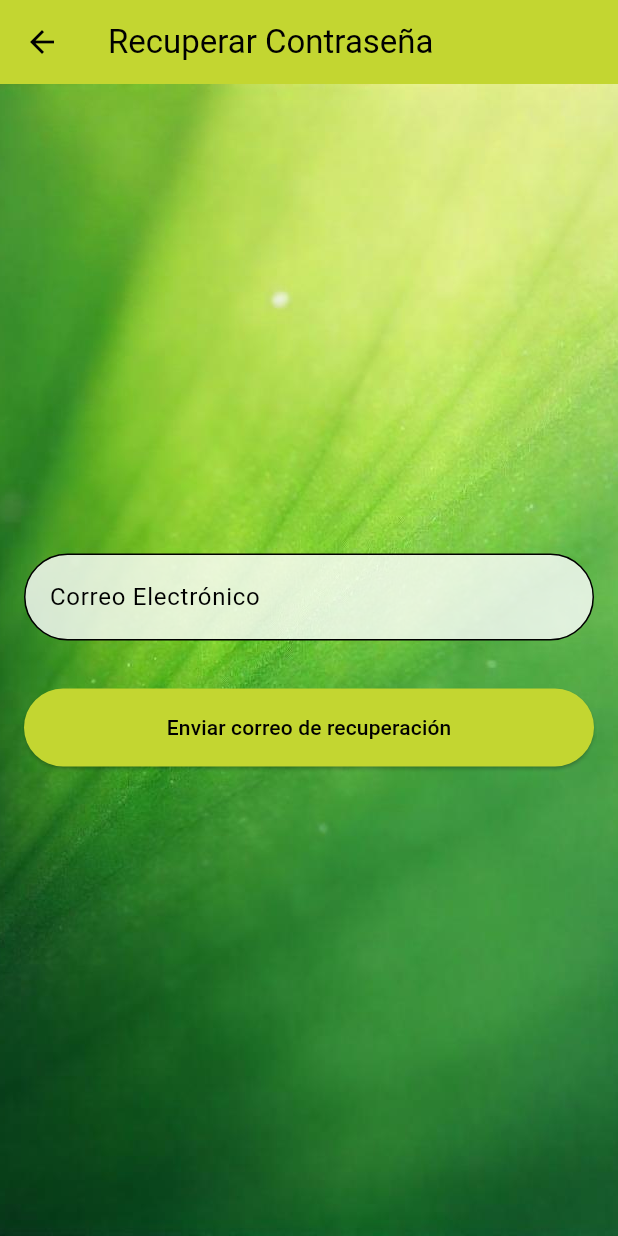
After one commit to CarMurillo/objetosperdidos, a Flutter app: the IniciarSesion screen opened directly, after a tap on "¿Olvidaste tu contraseña?", on a phone screen of 412 x 824 dp. The commit adds this screen. Run offline on Flutter 3.47's test engine with Material 3 defaults, Android fonts, the phone set to English and light mode, and no system bars; our stand-ins replace cloud_firestore, firebase_auth, firebase_core, firebase_storage, image_picker; accounts and stored records are empty.

Commit message:
recuperacion contraseña y chat

```diff
--- a/lib/page/IniciarSesion.dart
+++ b/lib/page/IniciarSesion.dart
@@ -4,6 +4,7 @@ import 'package:firebase_auth/firebase_auth.dart';
 import 'package:aplicacion/page/PaginaPrincipal.dart';
 import 'package:aplicacion/page/Registrarse.dart';
 import 'package:aplicacion/page/Inicio.dart';
+import 'package:aplicacion/page/passwordRecoveryScreen.dart';
 
 class IniciarSesion extends StatelessWidget {
   final TextEditingController emailController = TextEditingController();
@@ -167,6 +168,26 @@ class IniciarSesion extends StatelessWidget {
                         style: TextStyle(color: Colors.black),
                       ),
                     ),
+                    SizedBox(height: 16),
+                    // Texto de recuperación de contraseña
+                    GestureDetector(
+                      onTap: () {
+                        Navigator.push(
+                          context,
+                          MaterialPageRoute(
+                            builder: (context) => PasswordRecoveryScreen(),
+                          ),
+                        );
+                      },
+                      child: Text(
+                        '¿Olvidaste tu contraseña?',
+                        style: TextStyle(
+                          color: Colors.black,
+                          decoration: TextDecoration.underline,
+                          fontSize: 16,
+                        ),
+                      ),
+                    ),
                   ],
                 ),
               ),
--- /dev/null
+++ b/lib/page/PasswordRecoveryScreen.dart
@@ -0,0 +1,190 @@
+import 'package:firebase_auth/firebase_auth.dart';
+import 'package:flutter/material.dart';
+
+class PasswordRecoveryScreen extends StatefulWidget {
+  @override
+  _PasswordRecoveryScreenState createState() => _PasswordRecoveryScreenState();
+}
+
+class _PasswordRecoveryScreenState extends State<PasswordRecoveryScreen> {
+  final _emailController = TextEditingController();
+  final _auth = FirebaseAuth.instance;
+  bool _isLoading = false;
+  String? _errorMessage;
+  String? _successMessage;
+
+  Future<void> _sendPasswordResetEmail() async {
+    if (_emailController.text.trim().isEmpty) {
+      setState(() {
+        _errorMessage = 'Por favor ingresa un correo electrónico';
+      });
+      return;
+    }
+
+    setState(() {
+      _isLoading = true;
+      _errorMessage = null;
+      _successMessage = null;
+    });
+
+    try {
+      // Primero verificamos si el correo existe
+      var methods = await _auth.fetchSignInMethodsForEmail(_emailController.text.trim());
+
+      if (methods.isEmpty) {
+        setState(() {
+          _errorMessage = 'El correo electrónico no está registrado';
+          _isLoading = false;
+        });
+        return;
+      }
+
+      // Si el correo existe, enviamos el email de recuperación
+      await _auth.sendPasswordResetEmail(
+        email: _emailController.text.trim(),
+      );
+      setState(() {
+        _successMessage = 'Se ha enviado un correo de recuperación';
+        _emailController.clear();
+      });
+    } on FirebaseAuthException catch (e) {
+      setState(() {
+        switch (e.code) {
+          case 'invalid-email':
+            _errorMessage = 'El correo electrónico no es válido';
+            break;
+          case 'user-not-found':
+            _errorMessage = 'El correo electrónico no está registrado';
+            break;
+          default:
+            _errorMessage = 'Ocurrió un error al enviar el correo';
+        }
+      });
+    } catch (e) {
+      setState(() {
+        _errorMessage = 'Ocurrió un error inesperado';
+      });
+    } finally {
+      setState(() {
+        _isLoading = false;
+      });
+    }
+  }
+
+  @override
+  void dispose() {
+    _emailController.dispose();
+    super.dispose();
+  }
+
+  @override
+  Widget build(BuildContext context) {
+    return Scaffold(
+      appBar: AppBar(
+        title: Text(
+          'Recuperar Contraseña',
+          style: TextStyle(color: Colors.black),
+        ),
+        backgroundColor: Color(0xFFC3D631),
+        leading: IconButton(
+          icon: Icon(Icons.arrow_back, color: Colors.black),
+          onPressed: () => Navigator.of(context).pop(),
+        ),
+      ),
+      body: Stack(
+        children: [
+          Container(
+            width: double.infinity,
+            height: double.infinity,
+            child: Image.asset(
+              'img/fondo-app.jpeg',
+              fit: BoxFit.cover,
+            ),
+          ),
+          Padding(
+            padding: EdgeInsets.all(16.0),
+            child: Column(
+              mainAxisAlignment: MainAxisAlignment.center,
+              children: [
+                Container(
+                  padding: EdgeInsets.symmetric(horizontal: 16.0),
+                  decoration: BoxDecoration(
+                    border: Border.all(color: Colors.black),
+                    borderRadius: BorderRadius.circular(30),
+                    color: Colors.white.withOpacity(0.8),
+                  ),
+                  child: TextField(
+                    controller: _emailController,
+                    decoration: InputDecoration(
+                      labelText: 'Correo Electrónico',
+                      labelStyle: TextStyle(color: Colors.black),
+                      hintText: 'Ingresa tu correo electrónico',
+                      border: InputBorder.none,
+                    ),
+                    style: TextStyle(color: Colors.black),
+                    keyboardType: TextInputType.emailAddress,
+                    enabled: !_isLoading,
+                  ),
+                ),
+                SizedBox(height: 16),
+                if (_errorMessage != null)
+                  Container(
+                    padding: EdgeInsets.all(8),
+                    decoration: BoxDecoration(
+                      color: Colors.red.withOpacity(0.1),
+                      borderRadius: BorderRadius.circular(8),
+                    ),
+                    child: Text(
+                      _errorMessage!,
+                      style: TextStyle(color: Colors.red, fontWeight: FontWeight.bold),
+                      textAlign: TextAlign.center,
+                    ),
+                  ),
+                if (_successMessage != null)
+                  Container(
+                    padding: EdgeInsets.all(8),
+                    decoration: BoxDecoration(
+                      color: Colors.green.withOpacity(0.1),
+                      borderRadius: BorderRadius.circular(8),
+                    ),
+                    child: Text(
+                      _successMessage!,
+                      style: TextStyle(color: Colors.green, fontWeight: FontWeight.bold),
+                      textAlign: TextAlign.center,
+                    ),
+                  ),
+                SizedBox(height: 16),
+                SizedBox(
+                  width: double.infinity,
+                  child: ElevatedButton(
+                    onPressed: _isLoading ? null : _sendPasswordResetEmail,
+                    style: ElevatedButton.styleFrom(
+                      backgroundColor: Color(0xFFC3D631),
+                      padding: EdgeInsets.symmetric(vertical: 16),
+                      shape: RoundedRectangleBorder(
+                        borderRadius: BorderRadius.circular(30),
+                      ),
+                    ),
+                    child: _isLoading
+                        ? SizedBox(
+                            height: 20,
+                            width: 20,
+                            child: CircularProgressIndicator(
+                              valueColor: AlwaysStoppedAnimation<Color>(Colors.black),
+                              strokeWidth: 2,
+                            ),
+                          )
+                        : Text(
+                            'Enviar correo de recuperación',
+                            style: TextStyle(color: Colors.black),
+                          ),
+                  ),
+                ),
+              ],
+            ),
+          ),
+        ],
+      ),
+    );
+  }
+}
```
Also changed, not shown: lib/page/ChatPage.dart (+8 -3 lines).
